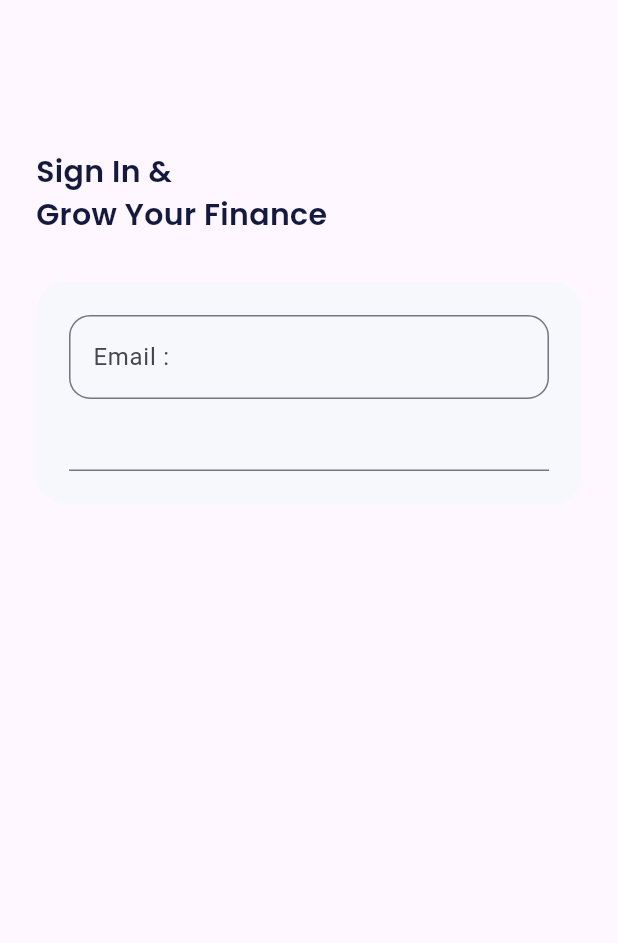
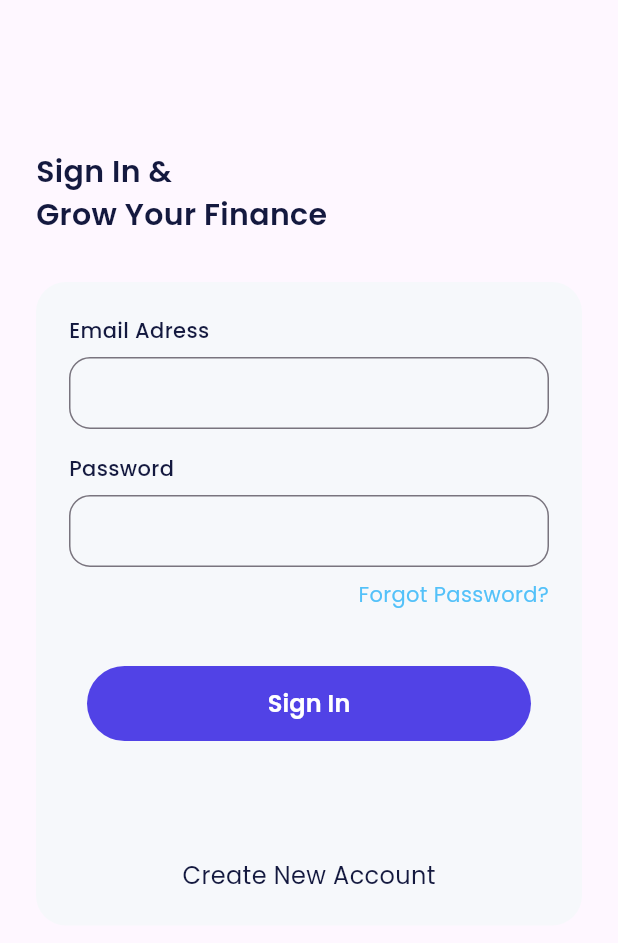
Before and after one commit to faricandrevano/E-Wallet-Flutter, a Flutter app: the SignIn screen opened directly, on a phone screen of 412 x 824 dp, the part 225-1168 px from its top. Run offline on Flutter 3.47's test engine with Material 3 defaults, Android fonts, the phone set to English and light mode, and no system bars; our stand-ins replace carousel_slider, google_fonts.

Commit message:
complete slicing sign in page

```diff
--- a/lib/main.dart
+++ b/lib/main.dart
@@ -10,7 +10,7 @@ class MyApp extends StatelessWidget {
 
   @override
   Widget build(BuildContext context) {
-    return MaterialApp(
+    return const MaterialApp(
       debugShowCheckedModeBanner: false,
       home: SplashPage(),
     );
--- a/lib/ui/pages/sign_in_page.dart
+++ b/lib/ui/pages/sign_in_page.dart
@@ -1,4 +1,5 @@
 import 'package:dana/shared/theme.dart';
+import 'package:dana/ui/pages/onborading_page.dart';
 import 'package:flutter/material.dart';
 
 class SignIn extends StatelessWidget {
@@ -35,10 +36,19 @@ class SignIn extends StatelessWidget {
               children: [
                 Form(
                   child: Column(
+                    crossAxisAlignment: CrossAxisAlignment.start,
                     children: [
+                      Column(
+                        crossAxisAlignment: CrossAxisAlignment.start,
+                        children: [
+                          Text(
+                            'Email Adress',
+                            style: blackTextStyle.copyWith(fontWeight: medium),
+                          ),
+                          const SizedBox(height: 8),
                           TextFormField(
                             decoration: const InputDecoration(
-                          labelText: 'Email : ',
+                              contentPadding: EdgeInsets.all(12),
                               border: OutlineInputBorder(
                                 borderRadius: BorderRadius.all(
                                   Radius.circular(14),
@@ -46,8 +56,76 @@ class SignIn extends StatelessWidget {
                               ),
                             ),
                           ),
-                      TextFormField(),
                         ],
+                      ),
+                      const SizedBox(height: 16),
+                      Column(
+                        crossAxisAlignment: CrossAxisAlignment.start,
+                        children: [
+                          Text(
+                            'Password',
+                            style: blackTextStyle.copyWith(fontWeight: medium),
+                          ),
+                          const SizedBox(height: 8),
+                          TextFormField(
+                            obscureText: true,
+                            decoration: const InputDecoration(
+                              contentPadding: EdgeInsets.all(12),
+                              border: OutlineInputBorder(
+                                borderRadius: BorderRadius.all(
+                                  Radius.circular(14),
+                                ),
+                              ),
+                            ),
+                          ),
+                          const SizedBox(height: 8),
+                          Align(
+                            alignment: Alignment.centerRight,
+                            child: Text(
+                              'Forgot Password?',
+                              style: blueTextStyle,
+                            ),
+                          ),
+                          const SizedBox(height: 30),
+                          TextButton(
+                            onPressed: () {},
+                            child: Container(
+                              width: double.infinity,
+                              height: 50,
+                              alignment: Alignment.center,
+                              decoration: BoxDecoration(
+                                color: purpleColor,
+                                borderRadius: const BorderRadius.all(
+                                  Radius.circular(56),
+                                ),
+                              ),
+                              child: Text(
+                                'Sign In',
+                                style: whiteTextStyle.copyWith(
+                                  fontSize: 16,
+                                  fontWeight: semiBold,
+                                ),
+                              ),
+                            ),
+                          ),
+                        ],
+                      )
+                    ],
+                  ),
+                ),
+                const SizedBox(height: 70),
+                GestureDetector(
+                  onTap: () {
+                    Navigator.push(
+                      context,
+                      MaterialPageRoute(
+                        builder: (context) => OnboardingPage(),
+                      ),
+                    );
+                  },
+                  child: Text(
+                    'Create New Account',
+                    style: blackTextStyle.copyWith(fontSize: 16),
                   ),
                 )
               ],
```
Lines whose indentation alone changed are shown as unchanged.
